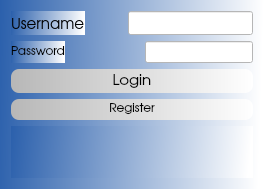
Old version of the form PersonalPlanner/login.ui in the repository sabrine-gamdou/PersonalPlanner.
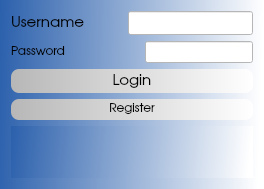
New version of the form.

The edit to the form file:
```diff
--- a/PersonalPlanner/login.ui
+++ b/PersonalPlanner/login.ui
@@ -17,7 +17,7 @@
    <font>
     <family>URW Gothic L</family>
     <pointsize>11</pointsize>
-    <weight>9</weight>
+    <weight>50</weight>
     <italic>false</italic>
     <bold>false</bold>
    </font>
@@ -57,13 +57,13 @@
                 <font>
                  <family>URW Gothic L</family>
                  <pointsize>11</pointsize>
-                 <weight>9</weight>
+                 <weight>50</weight>
                  <italic>false</italic>
                  <bold>false</bold>
                 </font>
                </property>
                <property name="styleSheet">
-                <string notr="true"/>
+                <string notr="true">background: qlineargradient(spread:pad, x1:0, y1:0, x2:1, y2:0.0225455, stop:0 rgba(0,0,0,0), stop:1 rgba(0,0,0,0))</string>
                </property>
                <property name="text">
                 <string>Username</string>
@@ -128,7 +128,7 @@
                 </font>
                </property>
                <property name="styleSheet">
-                <string notr="true"/>
+                <string notr="true">background: qlineargradient(spread:pad, x1:0, y1:0, x2:1, y2:0.0225455, stop:0 rgba(0,0,0,0), stop:1 rgba(0,0,0,0))</string>
                </property>
                <property name="text">
                 <string>Password</string>
```
